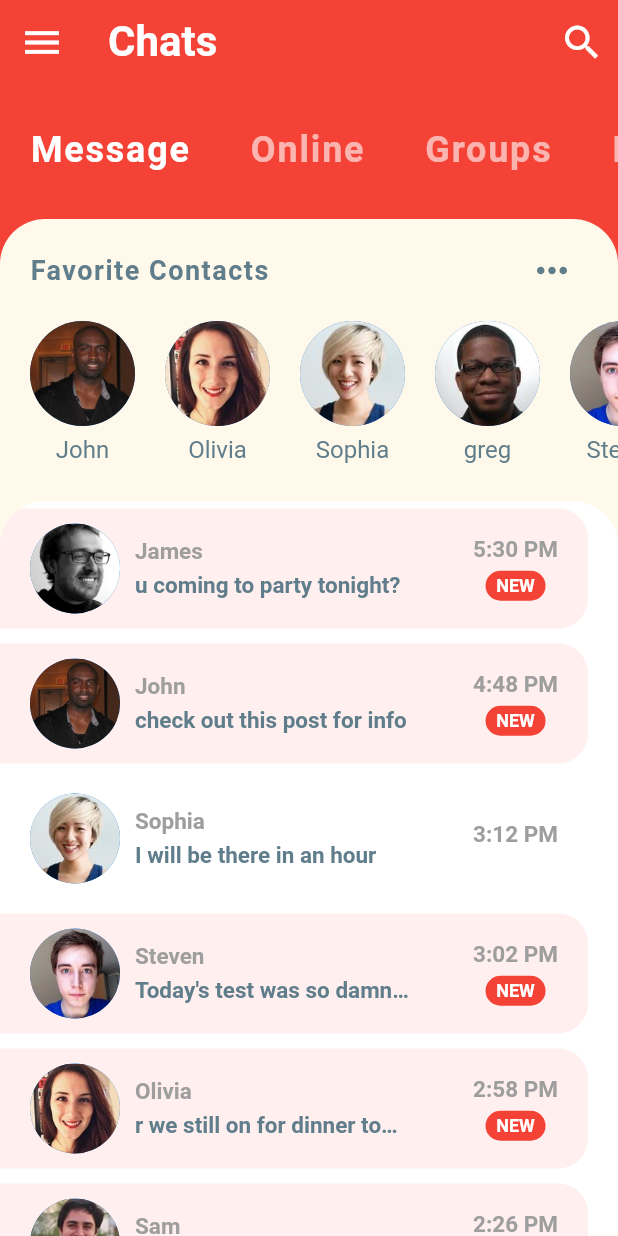
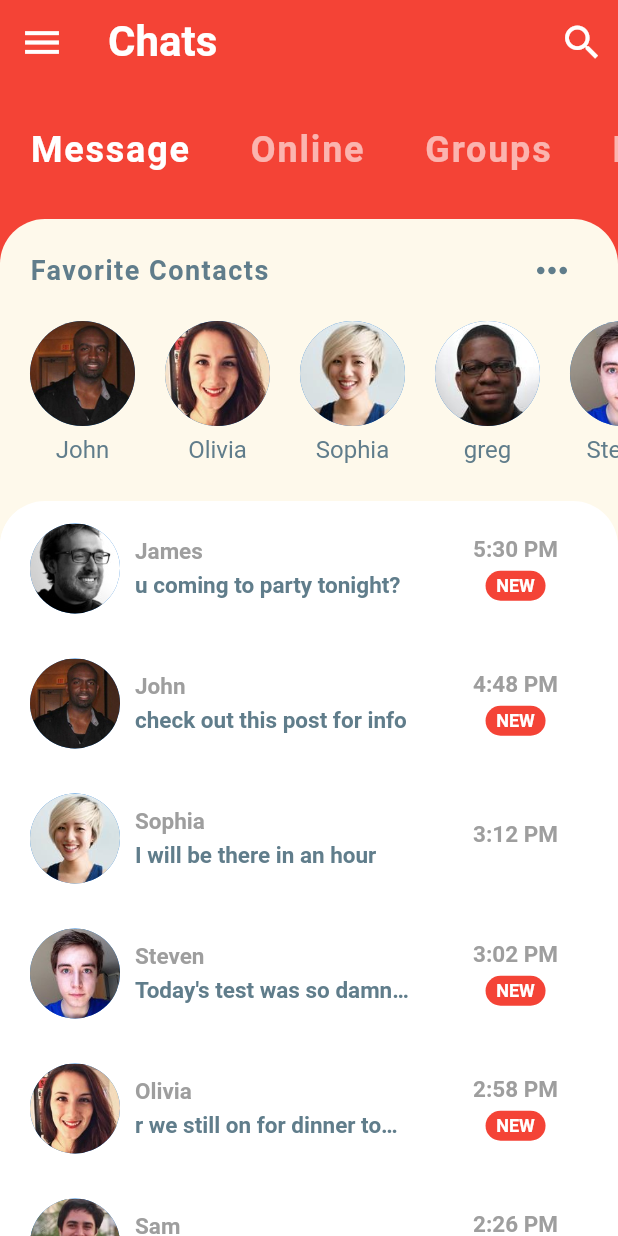
Before and after one commit to thefudgesupreme/textMe, a Flutter app: the screen it shows after launch, on a phone screen of 412 x 824 dp. Run offline on Flutter 3.47's test engine with Material 2 defaults, Android fonts, the phone set to English and light mode, and no system bars.

Commit message:
Last Commit

```diff
--- a/lib/widgets/recent_chats.dart
+++ b/lib/widgets/recent_chats.dart
@@ -40,7 +40,7 @@ class RecentChats extends StatelessWidget {
               ),
               padding: EdgeInsets.symmetric(horizontal: 20.0,vertical: 10.0),
               decoration: BoxDecoration(
-                color:chat.unread ? Color(0xFFFFEFEE): Colors.white,
+                color:/*chat.unread ? Color(0xFFFFEFEE):*/ Colors.white,
                 borderRadius: BorderRadius.only(bottomRight: Radius.circular(20.0),topRight:Radius.circular(20.0),),
               ),
               child: Row(
```
